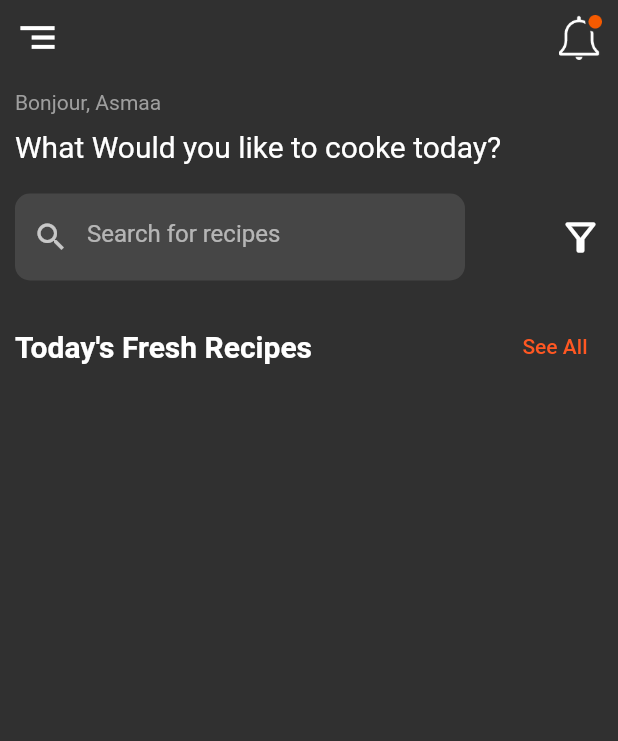
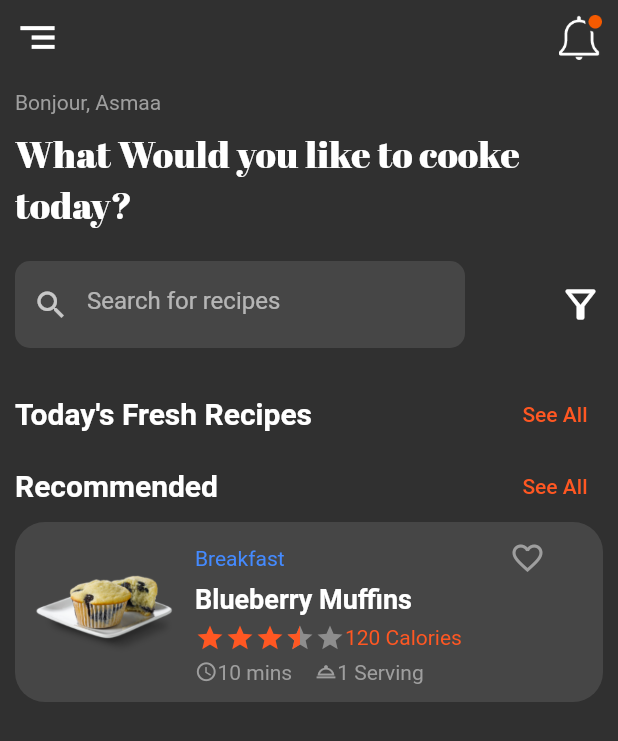
Before and after one commit to AsmaaElbanna/Cooking_Recipe, a Flutter app: the screen it shows after launch, on a phone screen of 412 x 824 dp. Shown: the top 741 px of the screen. Run offline on Flutter 3.47's test engine with Material 2 defaults, Android fonts, the phone set to English and light mode, and no system bars; drawn by our look-alikes of flutter_rating_bar.

Commit message:
Recommended card

```diff
--- a/lib/screens/home/components/recipe_today_card.dart
+++ b/lib/screens/home/components/recipe_today_card.dart
@@ -8,8 +8,6 @@ class RecipeTodayCard extends StatelessWidget {
   Widget build(BuildContext context) {
     return Container(
       padding: EdgeInsets.all(10),
-      width: 200,
-
       decoration: BoxDecoration(
         color: Colors.grey.withOpacity(0.2),
         borderRadius: BorderRadius.circular(20),
@@ -17,17 +15,17 @@ class RecipeTodayCard extends StatelessWidget {
       child: Column(
         crossAxisAlignment: CrossAxisAlignment.start,
         children: [
-          Icon(Icons.favorite_border),
-          Image.asset('asset/images/1.png'),
-          Text(
+          const Icon(Icons.favorite_border),
+          Image.asset('asset/images/1.png',height: 200,width: 200,),
+          const Text(
             'Breakfast',
             style: TextStyle(color: Colors.blueAccent),
           ),
-          SizedBox(
+          const SizedBox(
             height: 10,
           ),
-          Text('French Toast with Berries'),
-          SizedBox(
+          const Text('French Toast with Berries',style: TextStyle(fontWeight: FontWeight.bold,fontSize: 18),),
+          const SizedBox(
             height: 10,
           ),
           RatingBar.builder(
@@ -45,14 +43,14 @@ class RecipeTodayCard extends StatelessWidget {
               print(rating);
             },
           ),
-          SizedBox(
+          const SizedBox(
             height: 10,
           ),
           const Text(
             '120 Calories',
             style: TextStyle(color: Colors.deepOrange),
           ),
-          SizedBox(
+          const SizedBox(
             height: 10,
           ),
           Row(
@@ -62,7 +60,7 @@ class RecipeTodayCard extends StatelessWidget {
                 mainAxisAlignment: MainAxisAlignment.spaceBetween,
                 children: [
                   Icon(
-                    Icons.access_time,
+                    Icons.access_time, size: 15,
                     color: Colors.grey,
                   ),
                   Text(
@@ -71,10 +69,11 @@ class RecipeTodayCard extends StatelessWidget {
                   )
                 ],
               ),
+              SizedBox(width: 15,),
               Row(
                 mainAxisAlignment: MainAxisAlignment.spaceBetween,
                 children: [
-                  Icon(Icons.room_service_outlined, color: Colors.grey),
+                  Icon(Icons.room_service_outlined, color: Colors.grey, size: 15,),
                   Text('1 Serving', style: TextStyle(color: Colors.grey))
                 ],
               )
--- /dev/null
+++ b/lib/screens/home/components/recommended_card.dart
@@ -0,0 +1,108 @@
+import 'package:flutter/material.dart';
+import 'package:flutter_rating_bar/flutter_rating_bar.dart';
+
+class RecommendedCard extends StatelessWidget {
+  const RecommendedCard({Key? key}) : super(key: key);
+
+  @override
+  Widget build(BuildContext context) {
+    return Container(
+      padding: EdgeInsets.all(10),
+      width: double.infinity,
+      decoration: BoxDecoration(
+        color: Colors.grey.withOpacity(0.2),
+        borderRadius: BorderRadius.circular(20),
+      ),
+      child: Row(
+        //crossAxisAlignment: CrossAxisAlignment.start,
+        children: [
+          Image.asset(
+            'asset/images/2.png',
+            height: 100,
+            width: 100,
+          ),
+          SizedBox(width: 10,),
+          Column(
+            crossAxisAlignment: CrossAxisAlignment.start,
+            children: [
+              Row(
+                mainAxisAlignment: MainAxisAlignment.spaceBetween,
+                children: const [
+                  Text(
+                    'Breakfast',
+                    style: TextStyle(color: Colors.blueAccent),
+                  ),
+                  SizedBox(width: 150,),
+                  Icon(Icons.favorite_border,color: Colors.grey,),
+                ],
+              ),
+              SizedBox(height: 5),
+              const Text(
+                'Blueberry Muffins',
+                style: TextStyle(fontWeight: FontWeight.bold,fontSize: 18),
+              ),
+              SizedBox(height: 5),
+              Row(
+                children: [
+                  RatingBar.builder(
+                    initialRating: 3.5,
+                    minRating: 1,
+                    direction: Axis.horizontal,
+                    allowHalfRating: true,
+                    itemCount: 5, itemSize: 20,
+                    // itemPadding: EdgeInsets.symmetric(horizontal: 4.0),
+                    itemBuilder: (context, _) => const Icon(
+                      Icons.star,
+                      color: Colors.deepOrange,
+                    ),
+                    onRatingUpdate: (rating) {
+                      print(rating);
+                    },
+                  ),
+                  const Text(
+                    '120 Calories',
+                    style: TextStyle(color: Colors.deepOrange),
+                  ),
+                ],
+              ),
+              SizedBox(height: 5),
+              Row(
+                mainAxisAlignment: MainAxisAlignment.spaceBetween,
+                children: [
+                  Row(
+                    mainAxisAlignment: MainAxisAlignment.spaceBetween,
+                    children: [
+                      Icon(
+                        Icons.access_time,
+                        size: 15,
+                        color: Colors.grey,
+                      ),
+                      Text(
+                        '10 mins',
+                        style: TextStyle(color: Colors.grey),
+                      )
+                    ],
+                  ),
+                  SizedBox(
+                    width: 15,
+                  ),
+                  Row(
+                    mainAxisAlignment: MainAxisAlignment.spaceBetween,
+                    children: [
+                      Icon(
+                        Icons.room_service_outlined,
+                        color: Colors.grey,
+                        size: 15,
+                      ),
+                      Text('1 Serving', style: TextStyle(color: Colors.grey))
+                    ],
+                  )
+                ],
+              )
+            ],
+          )
+        ],
+      ),
+    );
+  }
+}
--- a/lib/screens/home/home_screen.dart
+++ b/lib/screens/home/home_screen.dart
@@ -1,5 +1,7 @@
 import 'package:cooking_recipe_app/screens/home/components/recipe_today_card.dart';
+import 'package:cooking_recipe_app/screens/home/components/recommended_card.dart';
 import 'package:cooking_recipe_app/screens/home/components/search.dart';
+import 'package:flutter/cupertino.dart';
 import 'package:flutter/material.dart';
 
 class HomeScreen extends StatelessWidget {
@@ -9,6 +11,7 @@ class HomeScreen extends StatelessWidget {
   Widget build(BuildContext context) {
     return Scaffold(
         body: SafeArea(
+      child: SingleChildScrollView(
         child: Padding(
           padding: EdgeInsets.all(10),
           child: Column(
@@ -36,7 +39,7 @@ class HomeScreen extends StatelessWidget {
               const SizedBox(height: 10),
               const Text(
                 'What Would you like to cooke today?',
-              style: TextStyle(color: Colors.white, fontSize: 20),
+                style: TextStyle(color: Colors.white, fontSize: 25,fontFamily: 'Schyler'),
               ),
               const SizedBox(height: 20),
               Row(
@@ -63,16 +66,39 @@ class HomeScreen extends StatelessWidget {
                   TextButton(onPressed: () {}, child: const Text('See All',style: TextStyle(color: Colors.deepOrange),))
                 ],
               ),
+
               // Container(
-            //   child: ListView.builder(
-            //       scrollDirection: Axis.horizontal,
-            //       itemCount: 3,itemBuilder: (context,index){
-            //     return Container(
-            //       child: RecipeTodayCard(),
-            //     );
-            //   }),
-            // )
+              //   width: 350,
+              //   child: ListView(
+              //     scrollDirection: Axis.horizontal,
+              //     children: [
+              //       RecipeTodayCard(),
+              //       SizedBox(width: 30,),
+              //       RecipeTodayCard(),
+              //       SizedBox(width: 30,),
+              //       RecipeTodayCard()
+              //     ],
+              //   ),
+              // ),
+
+              // recommended
+              Row(
+                mainAxisAlignment: MainAxisAlignment.spaceBetween,
+                children: [
+                  const Text(
+                    'Recommended',
+                    style: TextStyle(
+                        color: Colors.white,
+                        fontSize: 20,
+                        fontWeight: FontWeight.bold),
+                  ),
+                  TextButton(onPressed: () {}, child: const Text('See All',style: TextStyle(color: Colors.deepOrange),))
                 ],
+              ),
+              RecommendedCard()
+
+            ],
+          ),
         ),
       ),
     ));
```
Also changed, not shown: pubspec.yaml (+10 -23 lines), asset/fonts/AbrilFatface-Regular.ttf (added). Lines whose indentation alone changed are shown as unchanged.
